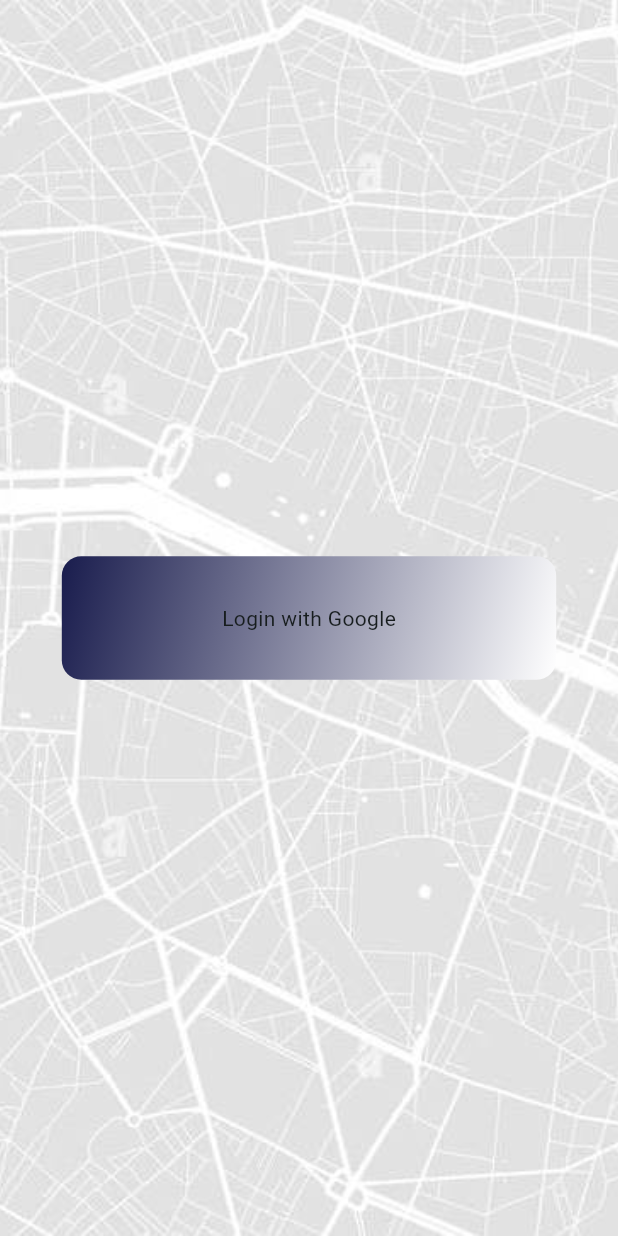
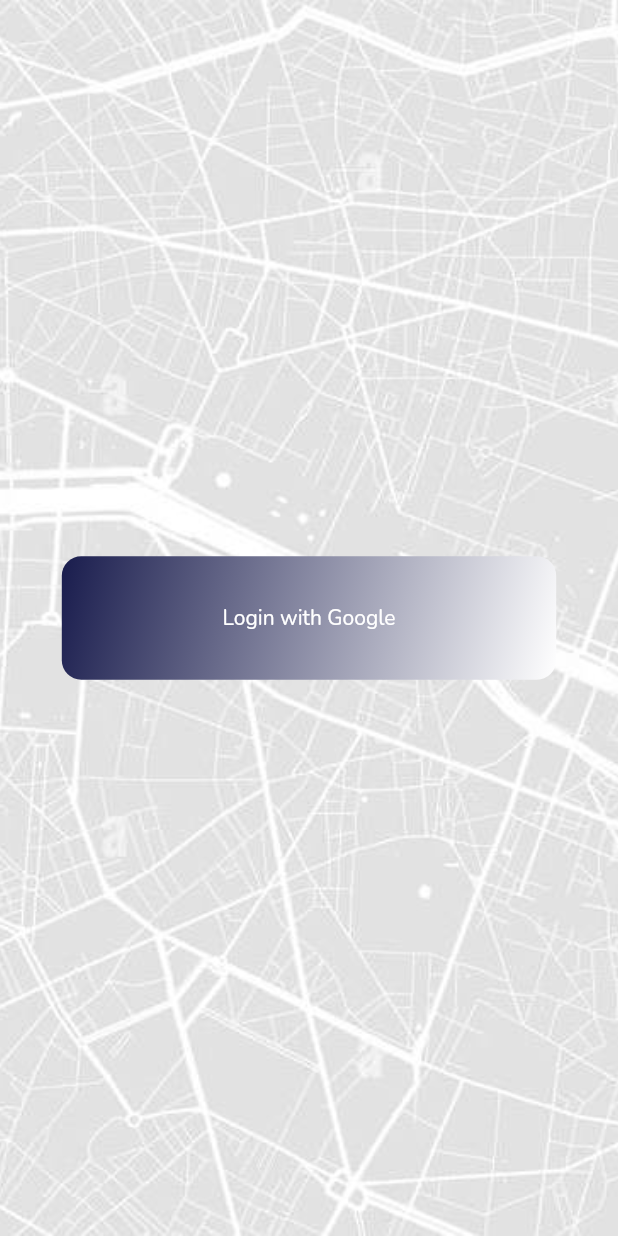
Before and after one commit to vvs-personalstash/On-Wayz, a Flutter app: the screen it shows after launch, on a phone screen of 412 x 824 dp. Run offline on Flutter 3.47's test engine with Material 2 defaults, Android fonts, the phone set to English and light mode, and no system bars; our stand-ins replace cloud_firestore, firebase_auth, firebase_core, geolocator, google_fonts, google_sign_in and 2 more; missing offline and left inert: cloudinary; accounts and stored records are empty.

Commit message:
Updated Theme Data and made basic ui of community

```diff
--- a/lib/authentication/login.dart
+++ b/lib/authentication/login.dart
@@ -2,7 +2,7 @@
 import 'package:on_ways/authentication/register.dart';
 import 'package:on_ways/screens/scaffold_screen.dart';
 import 'package:on_ways/utilities/custom_button.dart';
-import 'package:on_ways/authentication/authenticaation.dart';
+import 'package:on_ways/Providers/authenticaation.dart';
 import 'package:provider/provider.dart';
 import 'package:firebase_auth/firebase_auth.dart';
 import 'package:firebase_core/firebase_core.dart';
--- a/lib/authentication/register.dart
+++ b/lib/authentication/register.dart
@@ -23,6 +23,7 @@
     debugPrint(user.email);
     return SafeArea(
         child: Scaffold(
+            resizeToAvoidBottomInset: true,
             body: Container(
               height: dimensions.height,
               width: dimensions.width,
--- a/lib/main.dart
+++ b/lib/main.dart
@@ -5,7 +5,8 @@
 import 'screens/loading.dart';
 import 'package:firebase_core/firebase_core.dart';
 import 'package:provider/provider.dart';
-import 'authentication/authenticaation.dart';
+import 'Providers/authenticaation.dart';
+import 'package:google_fonts/google_fonts.dart';
 
 void main() async {
   WidgetsFlutterBinding.ensureInitialized();
@@ -25,24 +26,59 @@
           ],
           child: MaterialApp(
             title: 'Flutter Demo',
-            theme: ThemeData(
-              // This is the theme of your application.
-              //
-              // TRY THIS: Try running your application with "flutter run". You'll see
-              // the application has a blue toolbar. Then, without quitting the app,
-              // try changing the seedColor in the colorScheme below to Colors.green
-              // and then invoke "hot reload" (save your changes or press the "hot
-              // reload" button in a Flutter-supported IDE, or press "r" if you used
-              // the command line to start the app).
-              //
-              // Notice that the counter didn't reset back to zero; the application
-              // state is not lost during the reload. To reset the state, use hot
-              // restart instead.
-              //
-              // This works for code too, not just values: Most code changes can be
-              // tested with just a hot reload.
-              colorScheme: ColorScheme.fromSeed(seedColor: Colors.white),
-              useMaterial3: true,
+            debugShowCheckedModeBanner: false,
+            theme: ThemeData.light().copyWith(
+              // dialogBackgroundColor: const Color.fromRGBO(37, 42, 52, 1),
+              scaffoldBackgroundColor: Color.fromARGB(255, 247, 248, 255),
+              primaryColor: Color.fromARGB(255, 223, 206, 152),
+              appBarTheme: const AppBarTheme(
+                color: Color.fromRGBO(255, 255, 255, 1),
+                shadowColor: Colors.black87, // Change the AppBar color
+                elevation: 8,
+              ),
+              textSelectionTheme: const TextSelectionThemeData(
+                cursorColor: Color.fromARGB(
+                    255, 242, 209, 213), // Set the desired cursor color
+              ),
+              inputDecorationTheme: const InputDecorationTheme(
+                // labelStyle: TextStyle(
+                //   color: Color.fromARGB(
+                //       255, 114, 122, 226), // Set the desired label color
+                // ),
+                focusedBorder: UnderlineInputBorder(
+                  borderSide: BorderSide(
+                    color: Color.fromARGB(255, 29, 45, 89),
+                  ), // Set the desired underline color for active text fields
+                ),
+              ),
+              dialogTheme: DialogTheme(
+                backgroundColor: Color.fromARGB(
+                    255, 255, 255, 255), //Color.fromARGB(255, 114, 122, 226),
+                shape: RoundedRectangleBorder(
+                  borderRadius: BorderRadius.circular(
+                      20.0), // Set the desired border radius here
+                ),
+              ),
+              bottomNavigationBarTheme: const BottomNavigationBarThemeData(
+                selectedIconTheme: IconThemeData(
+                  color: Color(0xFF1d2d59),
+                ),
+                selectedItemColor: Color(0xFF1d2d59),
+                backgroundColor: Color.fromRGBO(236, 234, 214, 1),
+                elevation: 20,
+              ),
+              cardTheme: CardTheme(
+                color: Color.fromARGB(92, 253, 253, 253),
+                elevation: 2,
+                shape: RoundedRectangleBorder(
+                  borderRadius: BorderRadius.circular(26),
+                ),
+              ),
+              textTheme:
+                  GoogleFonts.nunitoTextTheme(ThemeData.dark().textTheme),
+              iconTheme: const IconThemeData(
+                color: Color(0xFF1d2d59),
+              ),
             ),
             routes: {
               '/': (context) => LoadingScreen(),
--- a/pubspec.yaml
+++ b/pubspec.yaml
@@ -43,6 +43,8 @@
   cloud_firestore: ^4.8.3
   intl_phone_field: ^3.2.0
   geolocator: ^9.0.2
+  google_fonts: ^5.1.0
+  animations: ^2.0.7
 
 dev_dependencies:
   flutter_test:
```
Also changed, not shown: lib/screens/AddCommunityPost.dart (added, +174 -0 lines), lib/screens/scaffold_screen.dart (+5 -3 lines), lib/tabs/communitytab.dart (+63 -1 lines), lib/Providers/User.dart (added), lib/Providers/authenticaation.dart (renamed from lib/authentication/authenticaation.dart), lib/Widgets/blogcard.dart (added). Lines whose indentation alone changed are shown as unchanged.
